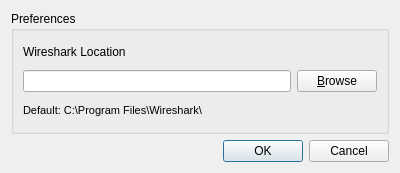
Above: preferencedialog.ui from peremen/3GPPDecoder before the change. Below: the same form after it.
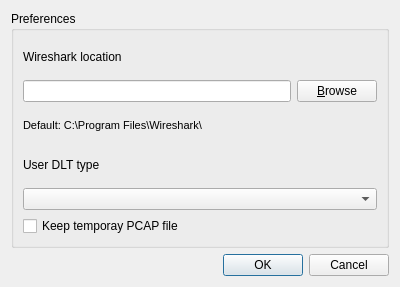
That is the form after the change. Icons and pictures are not drawn.

Commit message:
add option to customize the user DLT
Avoid collision with pre-defined User DLTs in Wireshark (e.g. usage for
other application)

The edit to the form file:
```diff
--- a/preferencedialog.ui
+++ b/preferencedialog.ui
@@ -7,7 +7,7 @@
     <x>0</x>
     <y>0</y>
     <width>400</width>
-    <height>173</height>
+    <height>287</height>
    </rect>
   </property>
   <property name="windowTitle">
@@ -27,7 +27,7 @@
       <item>
        <widget class="QLabel" name="label">
         <property name="text">
-         <string>Wireshark Location</string>
+         <string>Wireshark location</string>
         </property>
        </widget>
       </item>
@@ -58,6 +58,23 @@
         </property>
        </widget>
       </item>
+      <item>
+       <widget class="QLabel" name="label_2">
+        <property name="text">
+         <string>User DLT type</string>
+        </property>
+       </widget>
+      </item>
+      <item>
+       <widget class="QComboBox" name="cmbUserDlts"/>
+      </item>
+      <item>
+       <widget class="QCheckBox" name="chkKeepTmpFile">
+        <property name="text">
+         <string>Keep temporay PCAP file</string>
+        </property>
+       </widget>
+      </item>
      </layout>
     </widget>
    </item>
```
Left out of the diff: 4 changed lines with no effect on the pictures. The commit also changes 5 other files.
